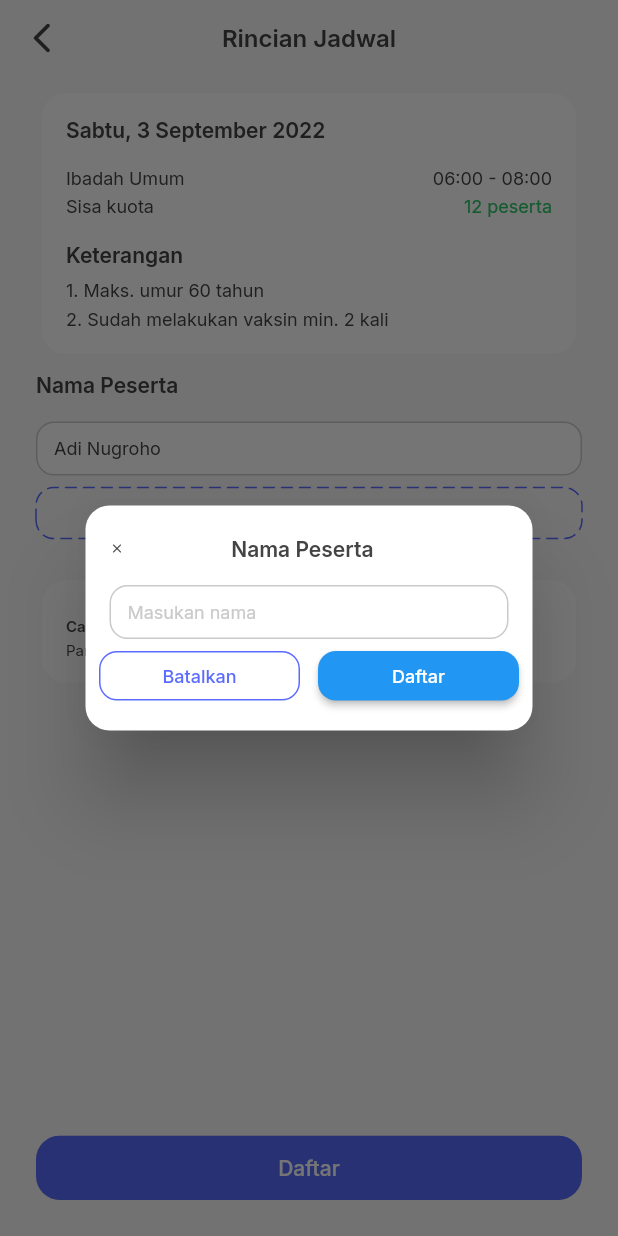
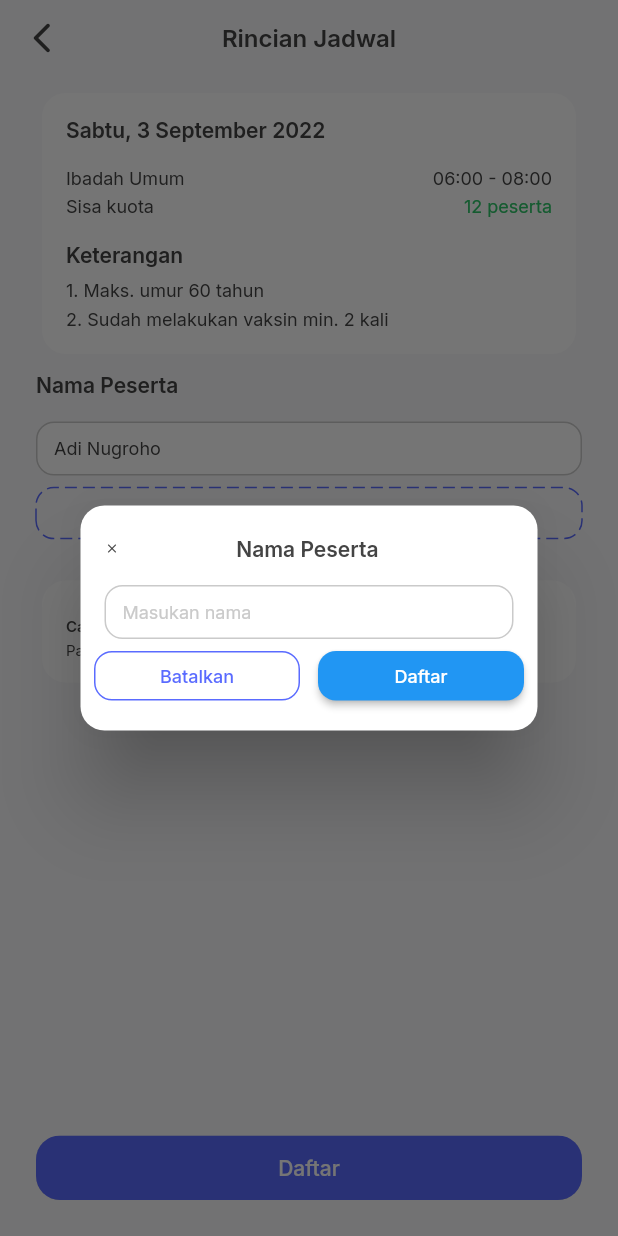
Before and after one commit to taufikn10/hkbp_app_ui, a Flutter app: the DaftarIbadah screen opened directly, after a tap on "Tambah Peserta", on a phone screen of 412 x 824 dp. Run offline on Flutter 3.47's test engine with Material 2 defaults, Android fonts, the phone set to English and light mode, and no system bars; drawn by our look-alikes of dotted_border; our stand-ins replace flutter_profile_picture, get, getwidget, google_fonts, youtube_player_flutter.

Commit message:
hkpb_app_ui

```diff
--- a/lib/screens/menu/ibadah/daftar/components/body.dart
+++ b/lib/screens/menu/ibadah/daftar/components/body.dart
@@ -25,6 +25,7 @@ class _BodyState extends State<Body> {
 
   @override
   Widget build(BuildContext context) {
+    final sizeWidth = MediaQuery.of(context).size.width;
     return Background(
       child: CustomScrollView(
         slivers: [
@@ -252,7 +253,7 @@ class _BodyState extends State<Body> {
                                                               .spaceBetween,
                                                       children: [
                                                         SizedBox(
-                                                          width: 134,
+                                                          width: sizeWidth / 3,
                                                           height: 33,
                                                           child: OutlineButton(
                                                             shape:
@@ -278,7 +279,7 @@ class _BodyState extends State<Body> {
                                                         const SizedBox(
                                                             width: 12),
                                                         SizedBox(
-                                                          width: 134,
+                                                          width: sizeWidth / 3,
                                                           height: 33,
                                                           child: ElevatedButton(
                                                             style:
--- a/lib/screens/menu/kegiatan/components/card.dart
+++ b/lib/screens/menu/kegiatan/components/card.dart
@@ -80,8 +80,7 @@ class VirtualCard extends StatelessWidget {
                   ],
                 ),
                 Padding(
-                  padding: const EdgeInsets.only(
-                      top: 6, bottom: 8, left: 8, right: 8),
+                  padding: const EdgeInsets.only(top: 6, bottom: 8),
                   child: ElevatedButton(
                     style: ElevatedButton.styleFrom(
                       primary: blueColor,
--- a/lib/screens/menu/khotbah/nonton_khotbah/components/comments.dart
+++ b/lib/screens/menu/khotbah/nonton_khotbah/components/comments.dart
@@ -55,7 +55,7 @@ class _CommentsState extends State<Comments> {
                           context: context,
                           builder: (BuildContext context) {
                             return Container(
-                              height: MediaQuery.of(context).size.height / 1.8,
+                              height: MediaQuery.of(context).size.height * 0.55,
                               color: backgroundColor,
                               child: Center(
                                 child: Padding(
```
